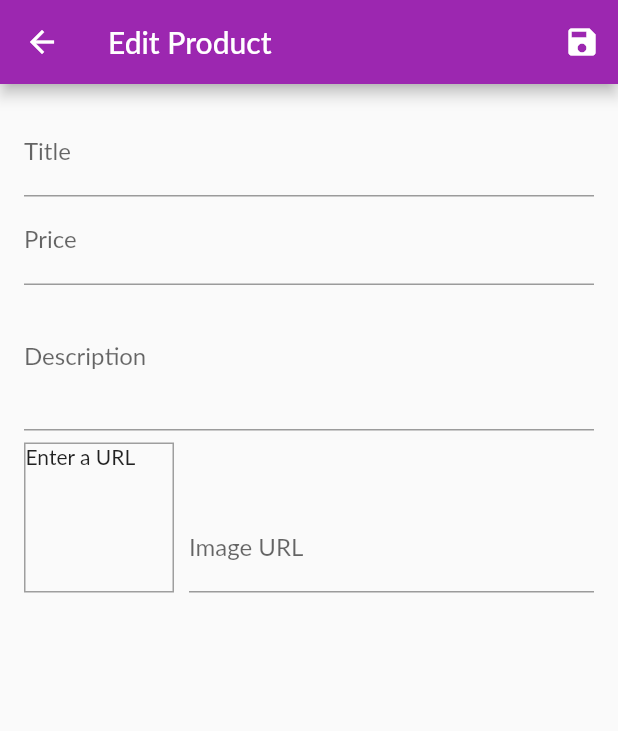
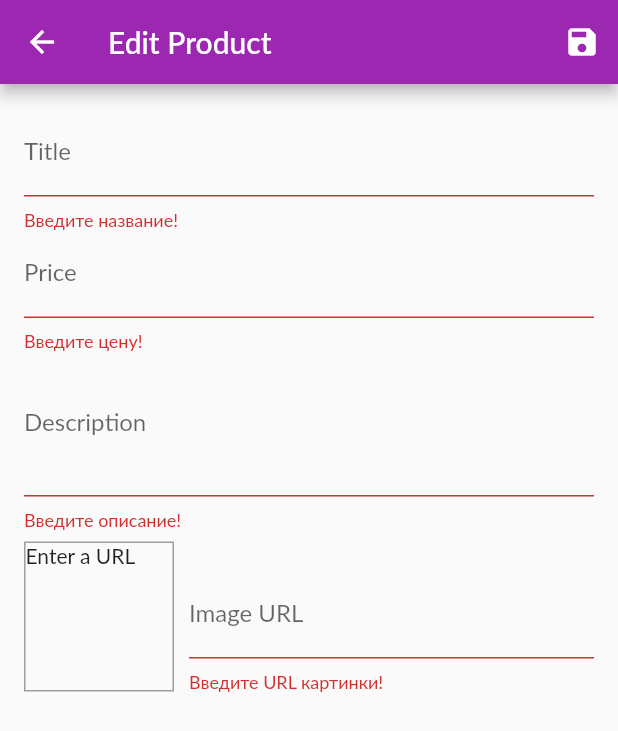
Before and after one commit to Tanita1970/my_shop, a Flutter app: the EditProductScreen screen opened by its route, after a tap on the "save" icon, on a phone screen of 412 x 824 dp. Shown: the top 731 px of the screen. Run offline on Flutter 3.47's test engine with Material 2 defaults, Android fonts, the phone set to English and light mode, and no system bars; network calls fail; Roboto replaces fonts that are missing (Lato).

Commit message:
Модуль 9. Урок 228-229. Валидация вводимых данных в форму ввода данных.

```diff
--- a/lib/screens/edit_product_screen.dart
+++ b/lib/screens/edit_product_screen.dart
@@ -30,13 +30,26 @@ class _EditProductScreenState extends State<EditProductScreen> {
 
   void _updateImageUrl() {
     if (!_imageUrlFocusNode.hasFocus) {
+      if ((!_imageUrlController.text.startsWith('http') &&
+              !_imageUrlController.text.startsWith('https')) ||
+          (!_imageUrlController.text.endsWith('.jpg') &&
+              !_imageUrlController.text.endsWith('.jpeg') &&
+              !_imageUrlController.text.endsWith('.png'))) {
+        print('СРАБОТАЛО!!!!!!!!!!!!!');
+        return;
+      }
       setState(() {});
     }
   }
 
   void _saveForm() {
+    final isValid = _form.currentState?.validate();
+    if (isValid != null && !isValid) {
+      return;
+    }
     _form.currentState?.save();
-    print('--------------------------------');
+    print('------------------------------------------------------');
+    print('------------------------------------------------------');
     print('title: ${_editedProduct.title}');
     print('description: ${_editedProduct.description}');
     print('price: ${_editedProduct.price}');
@@ -63,7 +76,7 @@ class _EditProductScreenState extends State<EditProductScreen> {
         title: const Text('Edit Product'),
         actions: [
           IconButton(
-            icon: Icon(Icons.save),
+            icon: const Icon(Icons.save),
             onPressed: _saveForm,
           )
         ],
@@ -75,10 +88,16 @@ class _EditProductScreenState extends State<EditProductScreen> {
           child: ListView(
             children: [
               TextFormField(
-                  decoration: InputDecoration(labelText: 'Title'),
+                decoration: const InputDecoration(labelText: 'Title'),
                 textInputAction: TextInputAction.next,
                 onFieldSubmitted: (_) {
                   FocusScope.of(context).requestFocus(_priceFocusNode);
+                },
+                validator: (value) {
+                  if (value != null && value.isEmpty) {
+                    return 'Введите название!';
+                  }
+                  return null; // Означает, что нет ошибки
                 },
                 onSaved: (newValue) {
                   if (newValue != null) {
@@ -93,12 +112,24 @@ class _EditProductScreenState extends State<EditProductScreen> {
                 },
               ),
               TextFormField(
-                  decoration: InputDecoration(labelText: 'Price'),
+                decoration: const InputDecoration(labelText: 'Price'),
                 textInputAction: TextInputAction.next,
                 keyboardType: TextInputType.number,
                 focusNode: _priceFocusNode,
                 onFieldSubmitted: (_) {
                   FocusScope.of(context).requestFocus(_descriptionFocusNode);
+                },
+                validator: (value) {
+                  if (value != null && value.isEmpty) {
+                    return 'Введите цену!';
+                  }
+                  if (value != null && double.tryParse(value) == null) {
+                    return 'Введите цену правильно!';
+                  }
+                  if (value != null && double.parse(value) <= 0) {
+                    return 'Введите положительное число!';
+                  }
+                  return null; // Означает, что нет ошибки
                 },
                 onSaved: (newValue) {
                   if (newValue != null) {
@@ -113,13 +144,22 @@ class _EditProductScreenState extends State<EditProductScreen> {
                 },
               ),
               TextFormField(
-                  decoration: InputDecoration(labelText: 'Description'),
+                decoration: const InputDecoration(labelText: 'Description'),
                 maxLines: 3,
                 // textInputAction: TextInputAction.next,
                 // textInputAction убираем, так как всё равно при мультистрочном вводе
                 // он не будет работать
                 keyboardType: TextInputType.multiline,
                 focusNode: _descriptionFocusNode,
+                validator: (value) {
+                  if (value != null && value.isEmpty) {
+                    return 'Введите описание!';
+                  }
+                  if (value != null && value.length < 10) {
+                    return 'Описание должно быть более 10 символов';
+                  }
+                  return null; // Означает, что нет ошибки
+                },
                 onSaved: (newValue) {
                   if (newValue != null) {
                     _editedProduct = Product(
@@ -138,7 +178,7 @@ class _EditProductScreenState extends State<EditProductScreen> {
                   Container(
                     width: 100,
                     height: 100,
-                      margin: EdgeInsets.only(top: 8, right: 10),
+                    margin: const EdgeInsets.only(top: 8, right: 10),
                     decoration: BoxDecoration(
                       border: Border.all(
                         width: 1,
@@ -146,7 +186,7 @@ class _EditProductScreenState extends State<EditProductScreen> {
                       ),
                     ),
                     child: _imageUrlController.text.isEmpty
-                          ? Text('Enter a URL')
+                        ? const Text('Enter a URL')
                         : FittedBox(
                             child: Image.network(
                               _imageUrlController.text,
@@ -156,7 +196,7 @@ class _EditProductScreenState extends State<EditProductScreen> {
                   ),
                   Expanded(
                     child: TextFormField(
-                        decoration: InputDecoration(labelText: 'Image URL'),
+                      decoration: const InputDecoration(labelText: 'Image URL'),
                       keyboardType: TextInputType.url,
                       textInputAction: TextInputAction.done,
                       controller: _imageUrlController,
@@ -165,6 +205,21 @@ class _EditProductScreenState extends State<EditProductScreen> {
                       // onEditingComplete: () {
                       //   setState(() {});
                       // },
+                      validator: (value) {
+                        if (value!.isEmpty) {
+                          return 'Введите URL картинки!';
+                        }
+                        if (!value.startsWith('http') &&
+                            !value.startsWith('https')) {
+                          return 'Пожалуйста введите корректный адрес картинки!';
+                        }
+                        if (!value.endsWith('.jpg') &&
+                            !value.endsWith('.jpeg') &&
+                            !value.endsWith('.png')) {
+                          return 'Пожалуйста введите корректный тип картинки!';
+                        }
+                        return null; // Означает, что нет ошибки
+                      },
                       onSaved: (newValue) {
                         if (newValue != null) {
                           _editedProduct = Product(
@@ -181,7 +236,8 @@ class _EditProductScreenState extends State<EditProductScreen> {
                 ],
               ),
             ],
-            )),
+          ),
+        ),
       ),
     );
   }
```
Lines whose indentation alone changed are shown as unchanged.
